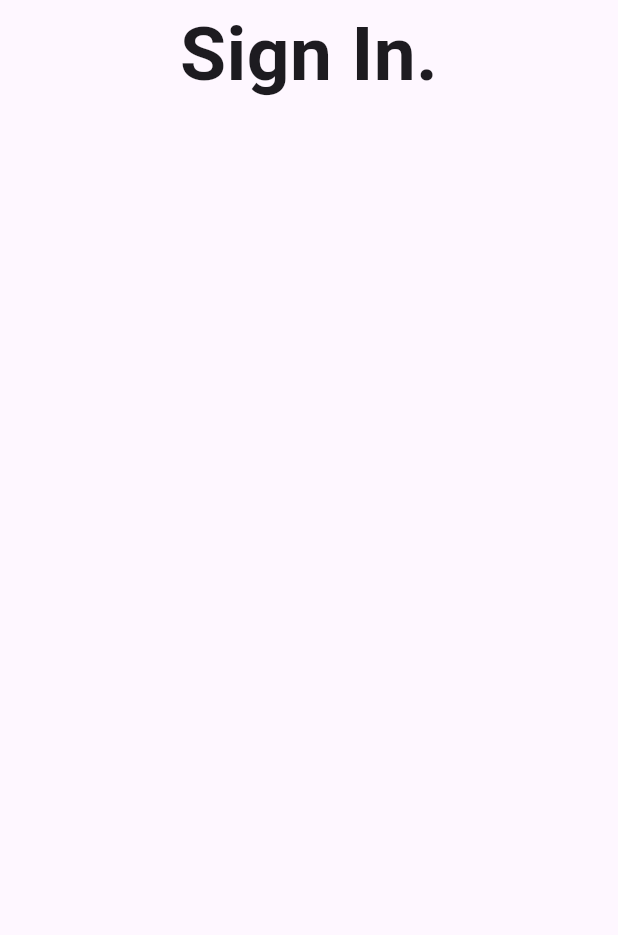
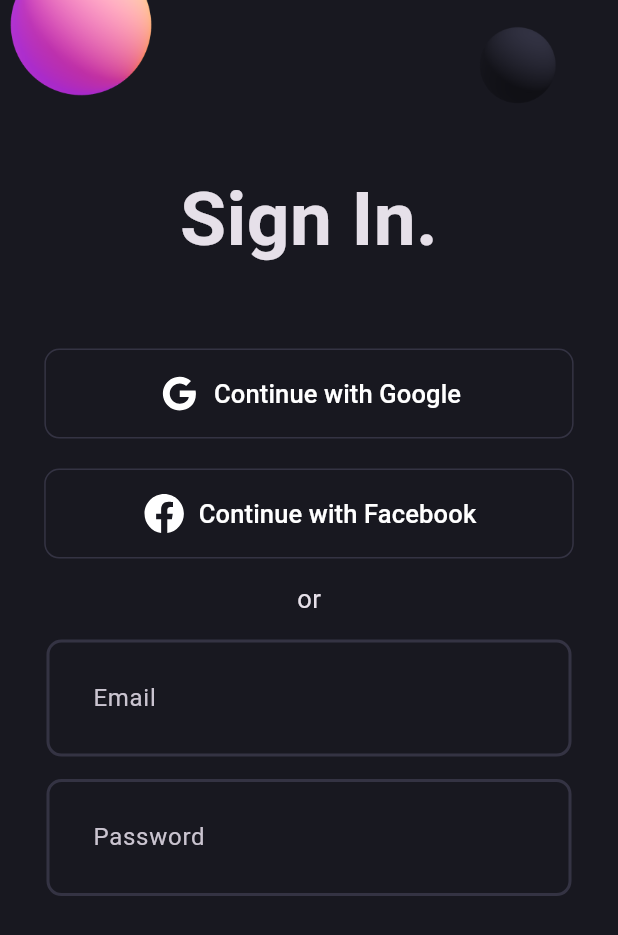
Before and after one commit to Evar-SF27/flutter_bloc, a Flutter app: the LoginScreen screen opened directly, on a phone screen of 412 x 824 dp. Shown: the top 935 px of the screen. Run offline on Flutter 3.47's test engine with Material 3 defaults, Android fonts, the phone set to English and light mode, and no system bars; our stand-ins replace flutter_bloc, flutter_svg.

Commit message:
login UI

```diff
--- a/lib/pages/login.dart
+++ b/lib/pages/login.dart
@@ -1,4 +1,6 @@
 import 'package:flutter/material.dart';
+import 'package:state_manager/widgets/login_field.dart';
+import 'package:state_manager/widgets/social_button.dart';
 
 class LoginScreen extends StatefulWidget {
   const LoginScreen({super.key});
@@ -8,16 +10,32 @@ class LoginScreen extends StatefulWidget {
 }
 
 class _LoginScreenState extends State<LoginScreen> {
+  final emailController = TextEditingController();
+  final passwordController = TextEditingController();
   @override
   Widget build(BuildContext context) {
     return Scaffold(
         body: SingleChildScrollView(
             child: Center(
                 child: Column(children: [
-      // Image.asset(),
+      Image.asset('assets/images/signin_balls.png'),
       const Text('Sign In.',
           style: TextStyle(fontWeight: FontWeight.bold, fontSize: 50)),
-      const SizedBox(height: 50)
+      const SizedBox(height: 50),
+      const SocialButton(
+          iconPath: 'assets/svgs/g_logo.svg', label: 'Continue with Google'),
+      const SizedBox(height: 20),
+      const SocialButton(
+        iconPath: 'assets/svgs/f_logo.svg',
+        label: 'Continue with Facebook',
+        horizontalPadding: 65,
+      ),
+      const SizedBox(height: 15),
+      const Text('or', style: TextStyle(fontSize: 17)),
+      const SizedBox(height: 15),
+      LoginField(hintText: 'Email', controller: emailController),
+      const SizedBox(height: 15),
+      LoginField(hintText: 'Password', controller: passwordController),
     ]))));
   }
 }
--- a/lib/widgets/login_field.dart
+++ b/lib/widgets/login_field.dart
@@ -10,18 +10,18 @@ class LoginField extends StatelessWidget {
   @override
   Widget build(BuildContext context) {
     return ConstrainedBox(
-        constraints: const BoxConstraints(maxWidth: 400),
+        constraints: const BoxConstraints(maxWidth: 350),
         child: TextFormField(
             controller: controller,
             decoration: InputDecoration(
                 contentPadding: const EdgeInsets.all(27),
                 enabledBorder: OutlineInputBorder(
                     borderSide:
-                        const BorderSide(color: Pallete.borderColor, width: 3),
+                        const BorderSide(color: Pallete.borderColor, width: 2),
                     borderRadius: BorderRadius.circular(10)),
                 focusedBorder: OutlineInputBorder(
                     borderSide:
-                        const BorderSide(color: Pallete.gradient2, width: 3),
+                        const BorderSide(color: Pallete.gradient2, width: 1),
                     borderRadius: BorderRadius.circular(10)),
                 hintText: hintText)));
   }
--- a/lib/widgets/social_button.dart
+++ b/lib/widgets/social_button.dart
@@ -10,20 +10,20 @@ class SocialButton extends StatelessWidget {
       {super.key,
       required this.iconPath,
       required this.label,
-      required this.horizontalPadding});
+      this.horizontalPadding = 75});
 
   @override
   Widget build(BuildContext context) {
     return TextButton.icon(
         onPressed: () {},
-        icon: SvgPicture.asset(iconPath, width: 25, color: Pallete.whiteColor),
+        icon: SvgPicture.asset(iconPath, width: 30, color: Pallete.whiteColor),
         label: Text(label,
             style: const TextStyle(color: Pallete.whiteColor, fontSize: 17)),
         style: TextButton.styleFrom(
             padding: EdgeInsets.symmetric(
-                vertical: 30, horizontal: horizontalPadding),
+                vertical: 15, horizontal: horizontalPadding),
             shape: RoundedRectangleBorder(
-                side: const BorderSide(color: Pallete.borderColor, width: 3),
+                side: const BorderSide(color: Pallete.borderColor, width: 1),
                 borderRadius: BorderRadius.circular(10))));
   }
 }
--- a/pubspec.yaml
+++ b/pubspec.yaml
@@ -61,9 +61,9 @@ flutter:
   uses-material-design: true
 
   # To add assets to your application, add an assets section, like this:
-  # assets:
-  #   - images/a_dot_burr.jpeg
-  #   - images/a_dot_ham.jpeg
+  assets:
+    - assets/images/
+    - assets/svgs/
 
   # An image asset can refer to one or more resolution-specific "variants", see
   # https://flutter.dev/assets-and-images/#resolution-aware
```
Also changed, not shown: lib/main.dart (+10 -6 lines), assets/images/signin_balls.png (added), assets/svgs/f_logo.svg (added), assets/svgs/g_logo.svg (added).
